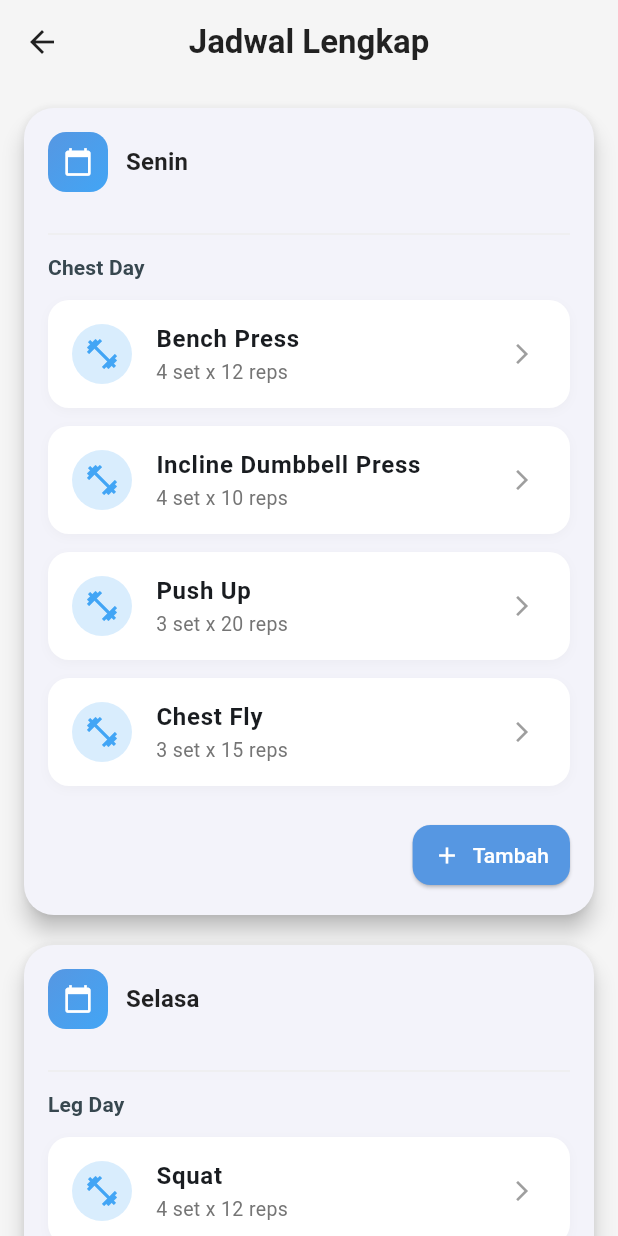
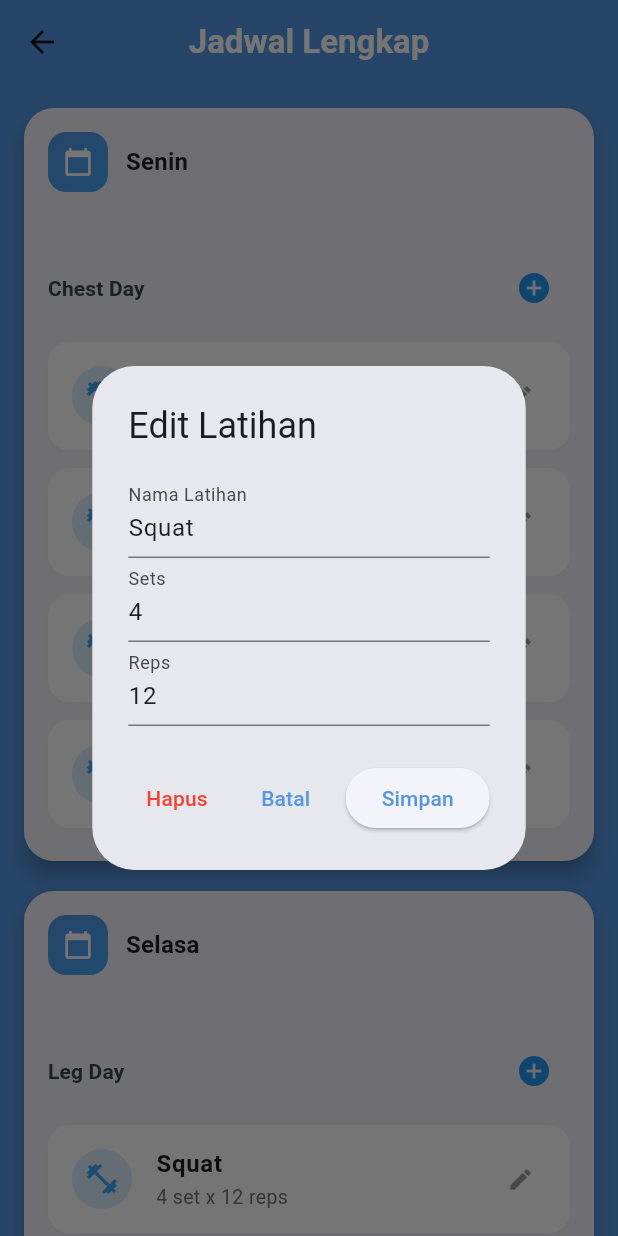
Before and after one commit to septiandr/flutter_repkeep, a Flutter app: the WorkoutListScreen screen opened directly, after a tap on "Squat", on a phone screen of 412 x 824 dp. Run offline on Flutter 3.47's test engine with Material 3 defaults, Android fonts, the light colour scheme and no system bars.

Commit message:
add edit and delte

```diff
--- a/lib/main.dart
+++ b/lib/main.dart
@@ -68,8 +68,8 @@ class _HomeScreenState extends State<HomeScreen> {
             label: 'Activity',
           ),
           BottomNavigationBarItem(
-            icon: Icon(Icons.person),
-            label: 'Profile',
+            icon: Icon(Icons.check_box),
+            label: 'Check',
           ),
         ],
       ),
--- a/lib/screens/workout_list.dart
+++ b/lib/screens/workout_list.dart
@@ -1,8 +1,61 @@
 import 'package:flutter/material.dart';
+import 'package:flutter_repkeep/widgets/add_excercise_dialog.dart';
+import 'package:flutter_repkeep/widgets/edit_exercise_dialog.dart';
+import 'package:flutter_repkeep/widgets/workout_category_section.dart';
+import 'package:flutter_repkeep/widgets/workout_day_card.dart';
+import 'package:flutter_repkeep/widgets/workout_exercise_tile.dart';
 import '../data/workout_data.dart';
 
-class WorkoutListScreen extends StatelessWidget {
+class WorkoutListScreen extends StatefulWidget {
   const WorkoutListScreen({super.key});
+
+  @override
+  State<WorkoutListScreen> createState() => _WorkoutListScreenState();
+}
+
+class _WorkoutListScreenState extends State<WorkoutListScreen> {
+  void _editExercise(
+      String day, String category, int index, Map<String, dynamic> exercise) {
+    showDialog(
+      context: context,
+      builder: (context) => EditExerciseDialog(
+        initialName: exercise["name"],
+        initialSets: exercise["sets"],
+        initialReps: exercise["reps"],
+        onSave: (name, sets, reps) {
+          setState(() {
+            workoutPlan[day]![category]![index] = {
+              "name": name,
+              "sets": sets,
+              "reps": reps,
+            };
+          });
+        },
+        onDelete: () {
+          setState(() {
+            workoutPlan[day]![category]!.removeAt(index);
+          });
+        },
+      ),
+    );
+  }
+
+  void _addExercise(String day, String category) {
+    showDialog(
+      context: context,
+      builder: (context) => AddExerciseDialog(
+        onAdd: (name, sets, reps) {
+          setState(() {
+            workoutPlan[day]![category]!.add({
+              "name": name,
+              "sets": sets,
+              "reps": reps,
+            });
+          });
+        },
+      ),
+    );
+  }
 
   @override
   Widget build(BuildContext context) {
@@ -11,14 +64,14 @@ class WorkoutListScreen extends StatelessWidget {
     final secondaryColor = theme.colorScheme.secondary;
 
     return Scaffold(
-      backgroundColor: Colors.grey[100],
+      backgroundColor: primaryColor,
       appBar: AppBar(
         elevation: 0,
         backgroundColor: Colors.transparent,
         title: Text(
           "Jadwal Lengkap",
           style: theme.textTheme.titleLarge?.copyWith(
-            color: Colors.black87,
+            color: Colors.white,
             fontWeight: FontWeight.bold,
           ),
         ),
@@ -28,150 +81,24 @@ class WorkoutListScreen extends StatelessWidget {
       body: ListView(
         padding: const EdgeInsets.all(16),
         children: workoutPlan.entries.map((dayEntry) {
-          String day = dayEntry.key;
-          Map<String, List<Map<String, dynamic>>> categories = dayEntry.value;
-
-          return Card(
-            margin: const EdgeInsets.only(bottom: 20),
-            elevation: 6,
-            shape: RoundedRectangleBorder(
-              borderRadius: BorderRadius.circular(20),
-            ),
-            child: Padding(
-              padding: const EdgeInsets.all(16),
-              child: Column(
-                crossAxisAlignment: CrossAxisAlignment.start,
-                children: [
-                  // Header Hari
-                  Row(
-                    children: [
-                      Container(
-                        padding: const EdgeInsets.all(10),
-                        decoration: BoxDecoration(
-                          gradient: LinearGradient(
-                            colors: [primaryColor, secondaryColor],
-                            begin: Alignment.topLeft,
-                            end: Alignment.bottomRight,
-                          ),
-                          borderRadius: BorderRadius.circular(12),
-                        ),
-                        child: const Icon(
-                          Icons.calendar_today,
-                          color: Colors.white,
-                          size: 20,
-                        ),
-                      ),
-                      const SizedBox(width: 12),
-                      Text(
-                        day,
-                        style: theme.textTheme.titleMedium?.copyWith(
-                          fontWeight: FontWeight.bold,
-                          color: Colors.black87,
-                        ),
-                      ),
-                    ],
-                  ),
-                  const SizedBox(height: 16),
-
-                  // Daftar kategori + latihan
-                  ...categories.entries.map((categoryEntry) {
-                    String category = categoryEntry.key;
-                    List<Map<String, dynamic>> exercises = categoryEntry.value;
-
-                    return Column(
-                      crossAxisAlignment: CrossAxisAlignment.start,
-                      children: [
-                        Divider(
-                          thickness: 1,
-                          color: Colors.grey.shade200,
-                          height: 24,
-                        ),
-                        Text(
-                          category,
-                          style: theme.textTheme.titleSmall?.copyWith(
-                            fontWeight: FontWeight.w600,
-                            color: Colors.blueGrey[800],
-                          ),
-                        ),
-                        const SizedBox(height: 6),
-                        ...exercises.map(
-                          (e) => Container(
-                            margin: const EdgeInsets.symmetric(vertical: 6),
-                            decoration: BoxDecoration(
-                              color: Colors.white,
-                              borderRadius: BorderRadius.circular(14),
-                              boxShadow: [
-                                BoxShadow(
-                                  color: Colors.grey.withOpacity(0.08),
-                                  blurRadius: 5,
-                                  offset: const Offset(0, 2),
-                                ),
-                              ],
-                            ),
-                            child: ListTile(
-                              leading: CircleAvatar(
-                                backgroundColor:
-                                    secondaryColor.withOpacity(0.2),
-                                child: Icon(
-                                  Icons.fitness_center,
-                                  color: secondaryColor,
-                                ),
-                              ),
-                              title: Text(
-                                e["name"],
-                                style: const TextStyle(
-                                  fontWeight: FontWeight.w600,
-                                ),
-                              ),
-                              subtitle: Text(
-                                "${e["sets"]} set x ${e["reps"]} reps",
-                                style: TextStyle(
-                                  color: Colors.grey.shade600,
-                                  fontSize: 13,
-                                ),
-                              ),
-                              trailing: const Icon(
-                                Icons.arrow_forward_ios,
-                                size: 16,
-                                color: Colors.grey,
-                              ),
-                              onTap: () {
-                                // navigasi ke detail latihan
-                              },
-                            ),
-                          ),
-                        ),
-                      ],
+          return WorkoutDayCard(
+            day: dayEntry.key,
+            child: Column(
+              children: dayEntry.value.entries.map((categoryEntry) {
+                return WorkoutCategorySection(
+                  category: categoryEntry.key,
+                  onAdd: () => _addExercise(dayEntry.key, categoryEntry.key),
+                  exercises: categoryEntry.value.asMap().entries.map((entry) {
+                    return WorkoutExerciseTile(
+                      name: entry.value["name"],
+                      sets: entry.value["sets"],
+                      reps: entry.value["reps"],
+                      onEdit: () => _editExercise(dayEntry.key,
+                          categoryEntry.key, entry.key, entry.value),
                     );
-                  }),
-
-                  // Tombol plus di akhir list
-                  const SizedBox(height: 16),
-                  Align(
-                    alignment: Alignment.centerRight,
-                    child: ElevatedButton.icon(
-                      onPressed: () {
-                        // aksi tambah latihan
-                      },
-                      style: ElevatedButton.styleFrom(
-                        backgroundColor: primaryColor,
-                        shape: RoundedRectangleBorder(
-                          borderRadius: BorderRadius.circular(12),
-                        ),
-                        padding: const EdgeInsets.symmetric(
-                          horizontal: 14,
-                          vertical: 10,
-                        ),
-                      ),
-                      icon: const Icon(Icons.add, color: Colors.white),
-                      label: const Text(
-                        "Tambah",
-                        style: TextStyle(color: Colors.white),
-                      ),
-                    ),
-                  ),
-                ],
-              ),
+                  }).toList(),
+                );
+              }).toList(),
             ),
           );
         }).toList(),
--- /dev/null
+++ b/lib/widgets/add_excercise_dialog.dart
@@ -0,0 +1,59 @@
+import 'package:flutter/material.dart';
+
+class AddExerciseDialog extends StatefulWidget {
+  final void Function(String name, int sets, int reps) onAdd;
+
+  const AddExerciseDialog({super.key, required this.onAdd});
+
+  @override
+  State<AddExerciseDialog> createState() => _AddExerciseDialogState();
+}
+
+class _AddExerciseDialogState extends State<AddExerciseDialog> {
+  final nameController = TextEditingController();
+  final setsController = TextEditingController();
+  final repsController = TextEditingController();
+
+  @override
+  Widget build(BuildContext context) {
+    return AlertDialog(
+      title: const Text("Tambah Latihan"),
+      content: Column(
+        mainAxisSize: MainAxisSize.min,
+        children: [
+          TextField(
+            controller: nameController,
+            decoration: const InputDecoration(labelText: "Nama Latihan"),
+          ),
+          TextField(
+            controller: setsController,
+            decoration: const InputDecoration(labelText: "Sets"),
+            keyboardType: TextInputType.number,
+          ),
+          TextField(
+            controller: repsController,
+            decoration: const InputDecoration(labelText: "Reps"),
+            keyboardType: TextInputType.number,
+          ),
+        ],
+      ),
+      actions: [
+        TextButton(
+          onPressed: () => Navigator.pop(context),
+          child: const Text("Batal"),
+        ),
+        ElevatedButton(
+          onPressed: () {
+            widget.onAdd(
+              nameController.text,
+              int.tryParse(setsController.text) ?? 0,
+              int.tryParse(repsController.text) ?? 0,
+            );
+            Navigator.pop(context);
+          },
+          child: const Text("Tambah"),
+        ),
+      ],
+    );
+  }
+}
--- /dev/null
+++ b/lib/widgets/edit_exercise_dialog.dart
@@ -0,0 +1,93 @@
+import 'package:flutter/material.dart';
+
+class EditExerciseDialog extends StatefulWidget {
+  final String initialName;
+  final int initialSets;
+  final int initialReps;
+  final void Function(String name, int sets, int reps) onSave;
+  final VoidCallback onDelete;
+
+  const EditExerciseDialog({
+    super.key,
+    required this.initialName,
+    required this.initialSets,
+    required this.initialReps,
+    required this.onSave,
+    required this.onDelete,
+  });
+
+  @override
+  State<EditExerciseDialog> createState() => _EditExerciseDialogState();
+}
+
+class _EditExerciseDialogState extends State<EditExerciseDialog> {
+  late TextEditingController nameController;
+  late TextEditingController setsController;
+  late TextEditingController repsController;
+
+  @override
+  void initState() {
+    super.initState();
+    nameController = TextEditingController(text: widget.initialName);
+    setsController = TextEditingController(text: widget.initialSets.toString());
+    repsController = TextEditingController(text: widget.initialReps.toString());
+  }
+
+  @override
+  void dispose() {
+    nameController.dispose();
+    setsController.dispose();
+    repsController.dispose();
+    super.dispose();
+  }
+
+  @override
+  Widget build(BuildContext context) {
+    return AlertDialog(
+      title: const Text("Edit Latihan"),
+      content: Column(
+        mainAxisSize: MainAxisSize.min,
+        children: [
+          TextField(
+            controller: nameController,
+            decoration: const InputDecoration(labelText: "Nama Latihan"),
+          ),
+          TextField(
+            controller: setsController,
+            decoration: const InputDecoration(labelText: "Sets"),
+            keyboardType: TextInputType.number,
+          ),
+          TextField(
+            controller: repsController,
+            decoration: const InputDecoration(labelText: "Reps"),
+            keyboardType: TextInputType.number,
+          ),
+        ],
+      ),
+      actions: [
+        TextButton(
+          onPressed: () {
+            widget.onDelete();
+            Navigator.pop(context);
+          },
+          child: const Text("Hapus", style: TextStyle(color: Colors.red)),
+        ),
+        TextButton(
+          onPressed: () => Navigator.pop(context),
+          child: const Text("Batal"),
+        ),
+        ElevatedButton(
+          onPressed: () {
+            widget.onSave(
+              nameController.text,
+              int.tryParse(setsController.text) ?? 0,
+              int.tryParse(repsController.text) ?? 0,
+            );
+            Navigator.pop(context);
+          },
+          child: const Text("Simpan"),
+        ),
+      ],
+    );
+  }
+}
--- /dev/null
+++ b/lib/widgets/workout_category_section.dart
@@ -0,0 +1,44 @@
+import 'package:flutter/material.dart';
+
+class WorkoutCategorySection extends StatelessWidget {
+  final String category;
+  final List<Widget> exercises;
+  final VoidCallback onAdd;
+
+  const WorkoutCategorySection({
+    super.key,
+    required this.category,
+    required this.exercises,
+    required this.onAdd,
+  });
+
+  @override
+  Widget build(BuildContext context) {
+    final theme = Theme.of(context);
+
+    return Column(
+      crossAxisAlignment: CrossAxisAlignment.start,
+      children: [
+        Divider(thickness: 1, color: Colors.grey.shade200, height: 24),
+        Row(
+          mainAxisAlignment: MainAxisAlignment.spaceBetween,
+          children: [
+            Text(
+              category,
+              style: theme.textTheme.titleSmall?.copyWith(
+                fontWeight: FontWeight.w600,
+                color: Colors.blueGrey[800],
+              ),
+            ),
+            IconButton(
+              onPressed: onAdd,
+              icon: const Icon(Icons.add_circle, color: Colors.blue),
+            ),
+          ],
+        ),
+        const SizedBox(height: 6),
+        ...exercises,
+      ],
+    );
+  }
+}
--- /dev/null
+++ b/lib/widgets/workout_day_card.dart
@@ -0,0 +1,63 @@
+import 'package:flutter/material.dart';
+
+class WorkoutDayCard extends StatelessWidget {
+  final String day;
+  final Widget child;
+
+  const WorkoutDayCard({
+    super.key,
+    required this.day,
+    required this.child,
+  });
+
+  @override
+  Widget build(BuildContext context) {
+    final theme = Theme.of(context);
+    final primaryColor = theme.colorScheme.primary;
+    final secondaryColor = theme.colorScheme.secondary;
+
+    return Card(
+      margin: const EdgeInsets.only(bottom: 20),
+      elevation: 6,
+      shape: RoundedRectangleBorder(
+        borderRadius: BorderRadius.circular(20),
+      ),
+      child: Padding(
+        padding: const EdgeInsets.all(16),
+        child: Column(
+          crossAxisAlignment: CrossAxisAlignment.start,
+          children: [
+            // Header Hari
+            Row(
+              children: [
+                Container(
+                  padding: const EdgeInsets.all(10),
+                  decoration: BoxDecoration(
+                    gradient: LinearGradient(
+                      colors: [primaryColor, secondaryColor],
+                      begin: Alignment.topLeft,
+                      end: Alignment.bottomRight,
+                    ),
+                    borderRadius: BorderRadius.circular(12),
+                  ),
+                  child: const Icon(Icons.calendar_today,
+                      color: Colors.white, size: 20),
+                ),
+                const SizedBox(width: 12),
+                Text(
+                  day,
+                  style: theme.textTheme.titleMedium?.copyWith(
+                    fontWeight: FontWeight.bold,
+                    color: Colors.black87,
+                  ),
+                ),
+              ],
+            ),
+            const SizedBox(height: 16),
+            child, // isinya kategori dan latihan
+          ],
+        ),
+      ),
+    );
+  }
+}
--- /dev/null
+++ b/lib/widgets/workout_exercise_tile.dart
@@ -0,0 +1,47 @@
+import 'package:flutter/material.dart';
+
+class WorkoutExerciseTile extends StatelessWidget {
+  final String name;
+  final int sets;
+  final int reps;
+  final VoidCallback onEdit;
+
+  const WorkoutExerciseTile({
+    super.key,
+    required this.name,
+    required this.sets,
+    required this.reps,
+    required this.onEdit,
+  });
+
+  @override
+  Widget build(BuildContext context) {
+    final secondaryColor = Theme.of(context).colorScheme.secondary;
+
+    return Container(
+      margin: const EdgeInsets.symmetric(vertical: 6),
+      decoration: BoxDecoration(
+        color: Colors.white,
+        borderRadius: BorderRadius.circular(14),
+        boxShadow: [
+          BoxShadow(
+            color: Colors.grey.withOpacity(0.08),
+            blurRadius: 5,
+            offset: const Offset(0, 2),
+          ),
+        ],
+      ),
+      child: ListTile(
+        leading: CircleAvatar(
+          backgroundColor: secondaryColor.withOpacity(0.2),
+          child: Icon(Icons.fitness_center, color: secondaryColor),
+        ),
+        title: Text(name, style: const TextStyle(fontWeight: FontWeight.w600)),
+        subtitle: Text("$sets set x $reps reps",
+            style: TextStyle(color: Colors.grey.shade600, fontSize: 13)),
+        trailing: const Icon(Icons.edit, size: 18, color: Colors.grey),
+        onTap: onEdit,
+      ),
+    );
+  }
+}
```
